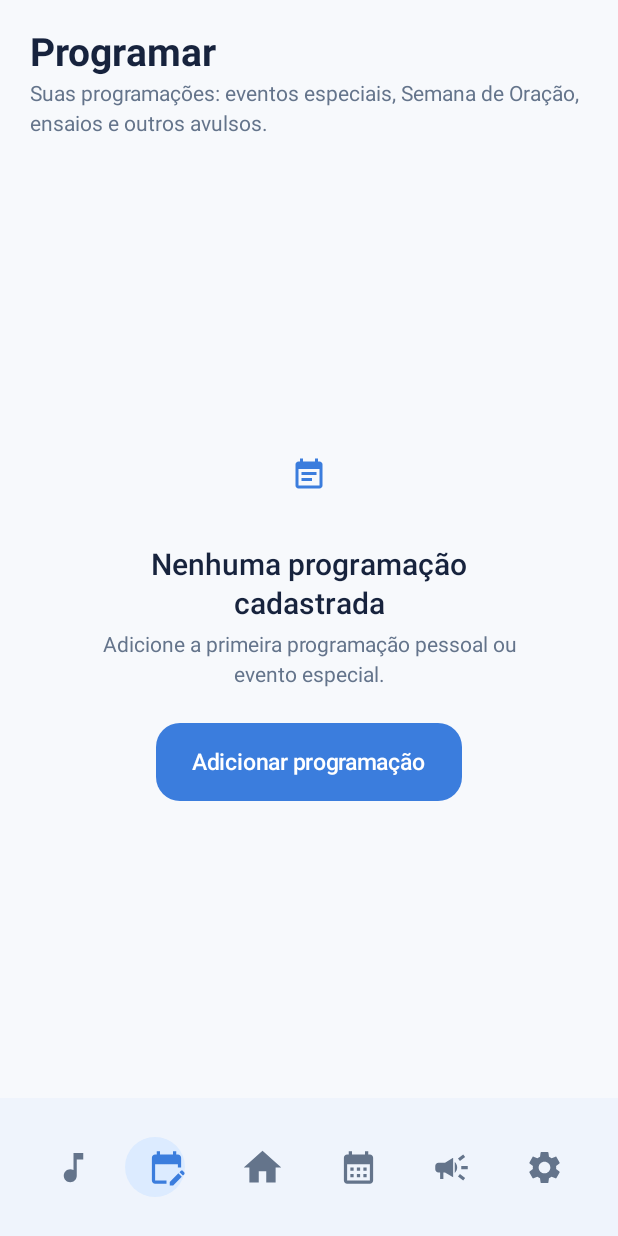
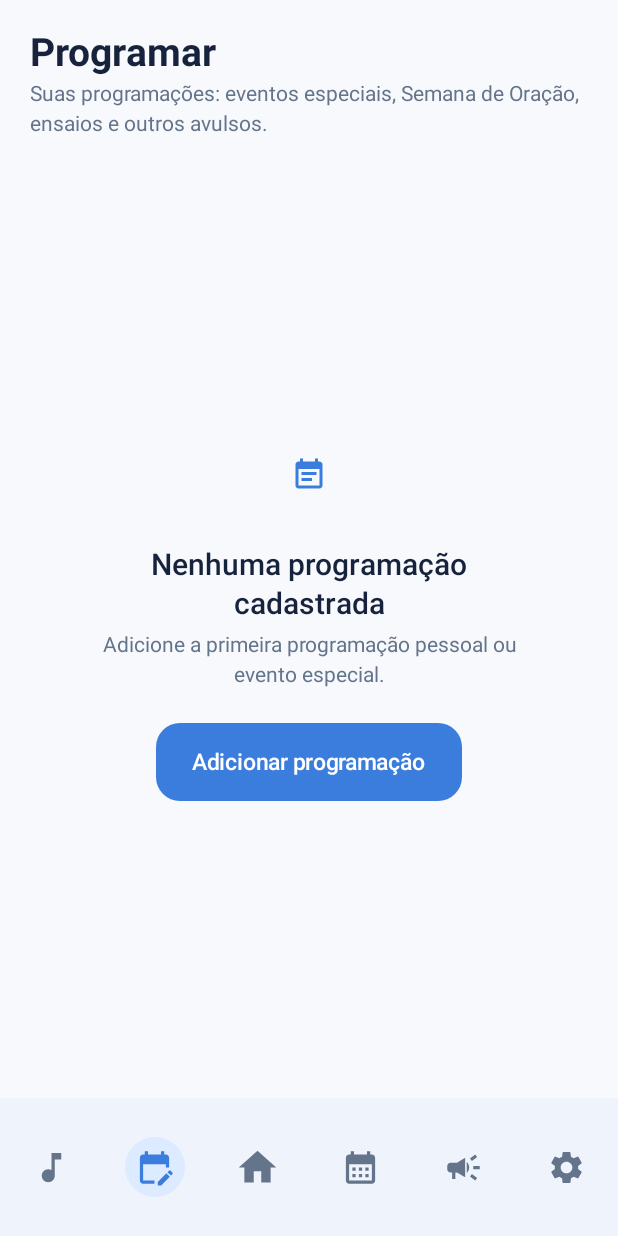
Before and after one commit to Kinshi13/Sonoplastia-Extend, an Android app built with Jetpack Compose: the program screen opened through its navigation route, on a phone screen of 412 x 824 dp. Run offline under Robolectric (Android 15) with nearby library versions, the phone set to English and light mode, and no system bars.

Commit message:
Fix nav bar indicator drift: give icon slots equal width
Arrangement.SpaceEvenly only guarantees equal *gaps*, not equal slot
widths, when children have different intrinsic sizes (Início's icon
is bigger than the rest) - so the indicator's slotWidth * index math,
which assumes uniform slots, drifted left/right of the actual icons.
Giving each icon Box weight(1f) forces genuinely equal-width slots
that match the math exactly.

Co-Authored-By: Claude Sonnet 5 <noreply@anthropic.com>
Claude-Session: https://claude.ai/code/session_01Ucu8nwVz7i2xe7dj6x7AC9

```diff
--- a/app/src/main/java/com/escalachurch/app/ui/components/BottomNavBar.kt
+++ b/app/src/main/java/com/escalachurch/app/ui/components/BottomNavBar.kt
@@ -7,7 +7,6 @@ import androidx.compose.animation.core.spring
 import androidx.compose.foundation.background
 import androidx.compose.foundation.gestures.awaitEachGesture
 import androidx.compose.foundation.gestures.awaitFirstDown
-import androidx.compose.foundation.layout.Arrangement
 import androidx.compose.foundation.layout.Box
 import androidx.compose.foundation.layout.BoxWithConstraints
 import androidx.compose.foundation.layout.Row
@@ -145,7 +144,6 @@ fun EscalaBottomNavBar(
                             }
                         )
                     },
-                horizontalArrangement = Arrangement.SpaceEvenly,
                 verticalAlignment = Alignment.CenterVertically
             ) {
                 navEntries.forEach { entry ->
@@ -155,7 +153,11 @@ fun EscalaBottomNavBar(
                         targetValue = if (selected) MaterialTheme.colorScheme.primary else MaterialTheme.colorScheme.onSurfaceVariant,
                         label = "navIconTint"
                     )
-                    Box(contentAlignment = Alignment.Center) {
+                    // Every slot gets an equal share of the row's width (not just equal visual
+                    // gaps, which is all SpaceEvenly guarantees) - the indicator's x position is
+                    // computed as slotWidth * index, so the slots it targets must actually be
+                    // uniform width, regardless of each icon's own intrinsic size.
+                    Box(modifier = Modifier.weight(1f), contentAlignment = Alignment.Center) {
                         Icon(
                             entry.icon,
                             contentDescription = entry.label,
```
